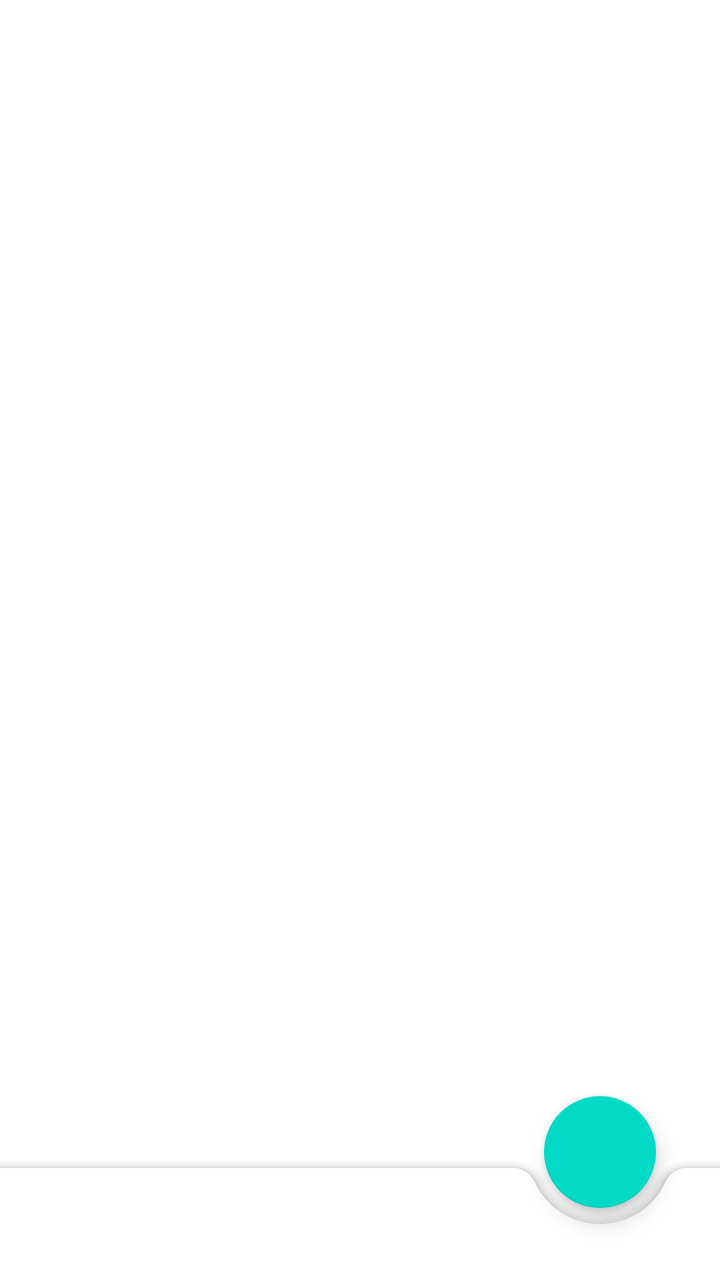
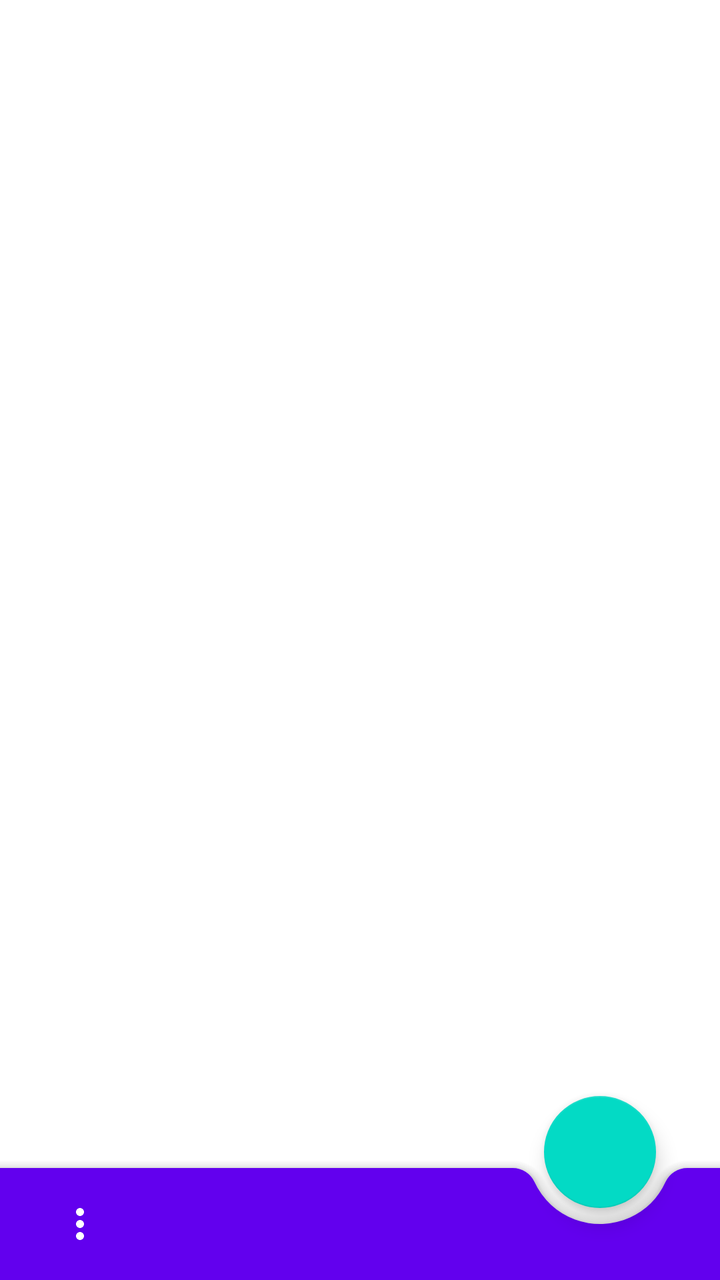

Before-and-after screenshots of an Android layout around one commit, followed by the original layout XML and the change that was made.
<!-- AndroidManifest.xml: activity theme Theme.QuickShopper3k.NoActionBar -->
<!-- res/layout/activity_main.xml -->
<?xml version="1.0" encoding="utf-8" ?>
<androidx.coordinatorlayout.widget.CoordinatorLayout
    xmlns:android="http://schemas.android.com/apk/res/android"
    xmlns:app="http://schemas.android.com/apk/res-auto"
    android:layout_width="match_parent"
    android:layout_height="match_parent"
>

    <androidx.viewpager2.widget.ViewPager2
        android:id="@+id/viewPager"
        android:layout_width="match_parent"
        android:layout_height="match_parent"
    />

    <com.google.android.material.bottomappbar.BottomAppBar
        android:id="@+id/bottomAppBar"
        android:layout_width="match_parent"
        android:layout_height="wrap_content"
        android:layout_gravity="bottom"
        app:fabAlignmentMode="end"
        app:fabCradleMargin="8dp"
        app:fabCradleRoundedCornerRadius="12dp"
        app:fabCradleVerticalOffset="8dp"
    >

        <TextView
            android:id="@+id/bottomBarTitle"
            android:layout_width="wrap_content"
            android:layout_height="wrap_content"
            android:textAppearance="?attr/textAppearanceTitleMedium"
            android:textColor="?attr/colorOnPrimary"
            android:text="@string/plan_mode_title"
        />

    </com.google.android.material.bottomappbar.BottomAppBar>

    
    <com.google.android.material.floatingactionbutton.FloatingActionButton
        android:id="@+id/fab"
        android:layout_width="wrap_content"
        android:layout_height="wrap_content"
        app:layout_anchor="@id/bottomAppBar"
        app:layout_anchorGravity="end|center_vertical"
        app:layout_behavior=""
        android:contentDescription="@string/add_item"
    />

</androidx.coordinatorlayout.widget.CoordinatorLayout>
<!-- resources referenced by this layout -->
<resources>
  <string name="add_item">Add item</string>
  <string name="plan_mode_title">Plan</string>
  <style name="Theme.QuickShopper3k.NoActionBar">
          <item name="windowActionBar">false</item>
          <item name="windowNoTitle">true</item>
      </style>
</resources>

<!-- the commit's change to res/layout/activity_main.xml (unified diff, before → after) -->
@@ -17,20 +17,44 @@
         android:layout_width="match_parent"
         android:layout_height="wrap_content"
         android:layout_gravity="bottom"
+        android:backgroundTint="?attr/colorPrimary"
         app:fabAlignmentMode="end"
         app:fabCradleMargin="8dp"
         app:fabCradleRoundedCornerRadius="12dp"
         app:fabCradleVerticalOffset="8dp"
     >
 
-        <TextView
-            android:id="@+id/bottomBarTitle"
+        <LinearLayout
             android:layout_width="wrap_content"
-            android:layout_height="wrap_content"
-            android:textAppearance="?attr/textAppearanceTitleMedium"
-            android:textColor="?attr/colorOnPrimary"
-            android:text="@string/plan_mode_title"
-        />
+            android:layout_height="48dp"
+            android:orientation="horizontal"
+            android:layout_gravity="start"
+        >
+
+            <ImageButton
+                android:id="@+id/overflowMenuButton"
+                android:layout_width="48dp"
+                android:layout_height="48dp"
+                android:src="@drawable/ic_menu_overflow"
+                android:background="?attr/selectableItemBackgroundBorderless"
+                android:contentDescription="@string/settings"
+            />
+
+            <TextView
+                android:id="@+id/storeSelectorButton"
+                android:layout_width="wrap_content"
+                android:layout_height="48dp"
+                android:gravity="center"
+                android:paddingStart="12dp"
+                android:paddingEnd="12dp"
+                android:text="◉"
+                android:textSize="18sp"
+                android:textColor="?attr/colorOnPrimary"
+                android:background="?attr/selectableItemBackground"
+                android:visibility="gone"
+            />
+
+        </LinearLayout>
 
     </com.google.android.material.bottomappbar.BottomAppBar>
 
<!-- resource entries referenced after the edit -->
@@ -1,7 +1,20 @@
 <!-- resources referenced by this layout -->
 <resources>
+  <!-- drawable ic_menu_overflow (drawable) -->
+  <vector
+      xmlns:android="http://schemas.android.com/apk/res/android"
+      android:width="24dp"
+      android:height="24dp"
+      android:viewportWidth="24"
+      android:viewportHeight="24"
+  >
+      <path
+          android:fillColor="?attr/colorOnPrimary"
+          android:pathData="M12,8c1.1,0 2,-0.9 2,-2s-0.9,-2 -2,-2 -2,0.9 -2,2 0.9,2 2,2zM12,10c-1.1,0 -2,0.9 -2,2s0.9,2 2,2 2,-0.9 2,-2 -0.9,-2 -2,-2zM12,16c-1.1,0 -2,0.9 -2,2s0.9,2 2,2 2,-0.9 2,-2 -0.9,-2 -2,-2z"
+      />
+  </vector>
   <string name="add_item">Add item</string>
-  <string name="plan_mode_title">Plan</string>
+  <string name="settings">Settings</string>
   <style name="Theme.QuickShopper3k.NoActionBar">
           <item name="windowActionBar">false</item>
           <item name="windowNoTitle">true</item>
